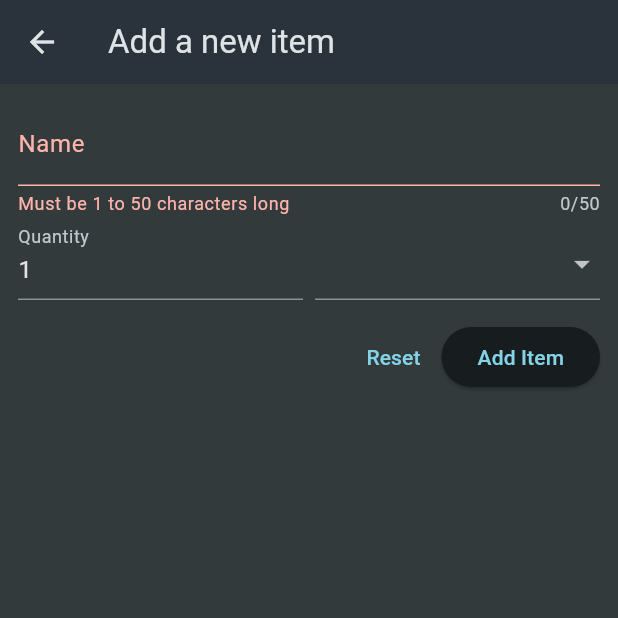
After one commit to praty474/Shopping_list-, a Flutter app: the NewItem screen opened directly, after a tap on "Add Item", on a phone screen of 412 x 824 dp, the top half of it. The commit adds this screen. Run offline on Flutter 3.47's test engine with Material 3 defaults, Android fonts, the phone set to English and light mode, and no system bars.

Commit message:
form validation 10

```diff
--- a/shopping_list/lib/widgets/grocery_list.dart
+++ b/shopping_list/lib/widgets/grocery_list.dart
@@ -1,13 +1,26 @@
 import 'package:flutter/material.dart';
 import 'package:shopping_list/data/dummy_items.dart';
+import 'package:shopping_list/widgets/new_item.dart';
 
-class GroceryList extends StatelessWidget {
+class GroceryList extends StatefulWidget {
   const GroceryList({super.key});
+
+  @override
+  State<GroceryList> createState() => _GroceryListState();
+}
+
+class _GroceryListState extends State<GroceryList> {
+  void _addItem() {
+    Navigator.of(context)
+        .push(MaterialPageRoute(builder: (ctx) => const NewItem()));
+  }
+
   @override
   Widget build(BuildContext context) {
     return Scaffold(
       appBar: AppBar(
         title: const Text('Your Groceries'),
+        actions: [IconButton(onPressed: _addItem, icon: const Icon(Icons.add))],
       ),
       body: ListView.builder(
         itemCount: groceryItems.length,
--- /dev/null
+++ b/shopping_list/lib/widgets/new_item.dart
@@ -0,0 +1,119 @@
+import 'package:flutter/material.dart';
+import 'package:shopping_list/data/categories.dart';
+import 'package:shopping_list/models/category.dart';
+
+class NewItem extends StatefulWidget {
+  const NewItem({super.key});
+  @override
+  State<NewItem> createState() {
+    return _NewItemState();
+  }
+}
+
+class _NewItemState extends State<NewItem> {
+  final _formKey = GlobalKey<FormState>();
+  void _saveItem() {
+    _formKey.currentState!.validate();
+  }
+
+  @override
+  Widget build(BuildContext context) {
+    return Scaffold(
+      appBar: AppBar(
+        title: const Text('Add a new item'),
+      ),
+      body: Padding(
+          padding: const EdgeInsets.all(12),
+          child: Form(
+            key: _formKey,
+            child: Column(
+              children: [
+                TextFormField(
+                  maxLength: 50,
+                  decoration: const InputDecoration(
+                    label: Text('Name'),
+                  ),
+                  validator: (value) {
+                    if (value == null ||
+                        value.isEmpty ||
+                        value.trim().length <= 1 ||
+                        value.trim().length > 50) {
+                      return 'Must be 1 to 50 characters long';
+                    }
+                    return null;
+                  },
+
+                  // instead of textfield()
+                ),
+                Row(
+                  crossAxisAlignment: CrossAxisAlignment.end,
+                  children: [
+                    Expanded(
+                      child: TextFormField(
+                        decoration: const InputDecoration(
+                          label: Text('Quantity'),
+                        ),
+                        keyboardType: TextInputType.number,
+                        initialValue: '1',
+                        validator: (value) {
+                          if (value == null ||
+                              value.isEmpty ||
+                              int.tryParse(value) == null ||
+                              int.tryParse(value)! <= 0 ||
+                              value.trim().length > 50) {
+                            return 'Must be valid positive number';
+                          }
+                          return null;
+                        },
+                      ),
+                    ),
+                    const SizedBox(
+                      width: 8,
+                    ),
+                    Expanded(
+                      child: DropdownButtonFormField(items: [
+                        for (final category in categories.entries)
+                          DropdownMenuItem(
+                            value: category.value.name,
+                            child: Row(
+                              children: [
+                                Container(
+                                  height: 16,
+                                  width: 16,
+                                  color: category.value.color,
+                                ),
+                                const SizedBox(
+                                  width: 6,
+                                ),
+                                Text(category.value.name)
+                              ],
+                            ),
+                          ),
+                      ], onChanged: (value) {}),
+                    ),
+                  ],
+                ),
+                const SizedBox(
+                  height: 14,
+                ),
+                Row(
+                  mainAxisAlignment: MainAxisAlignment.end,
+                  children: [
+                    TextButton(
+                      onPressed: () {
+                        _formKey.currentState!.reset();
+                      },
+                      child: const Text('Reset'),
+                    ),
+                    ElevatedButton(
+                      onPressed: _saveItem,
+                      child: const Text('Add Item'),
+                    ),
+                  ],
+                ),
+              ],
+            ),
+          )),
+    );
+  }
+}
```
